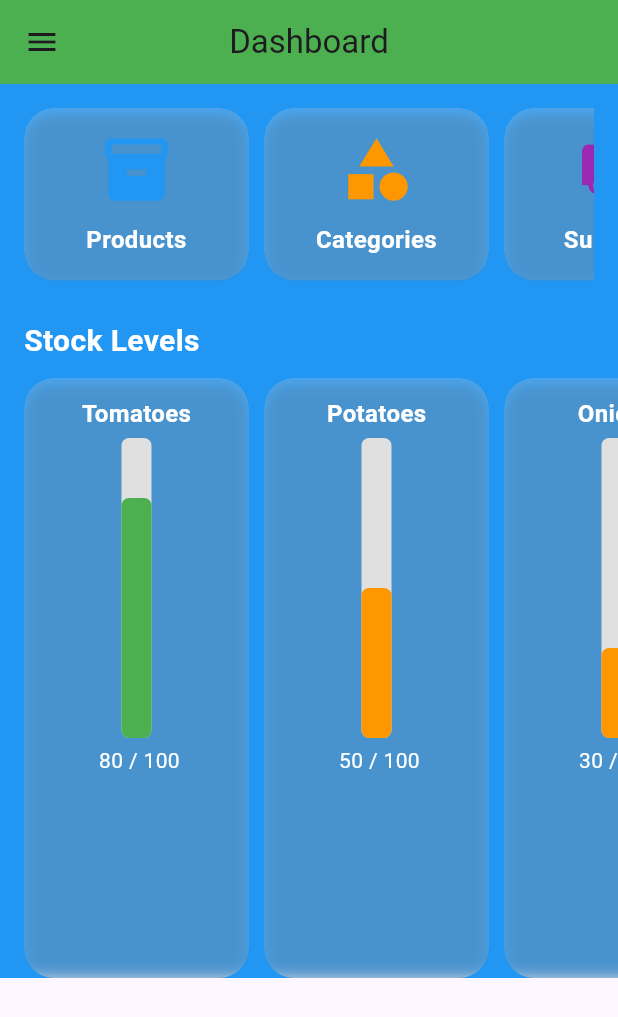
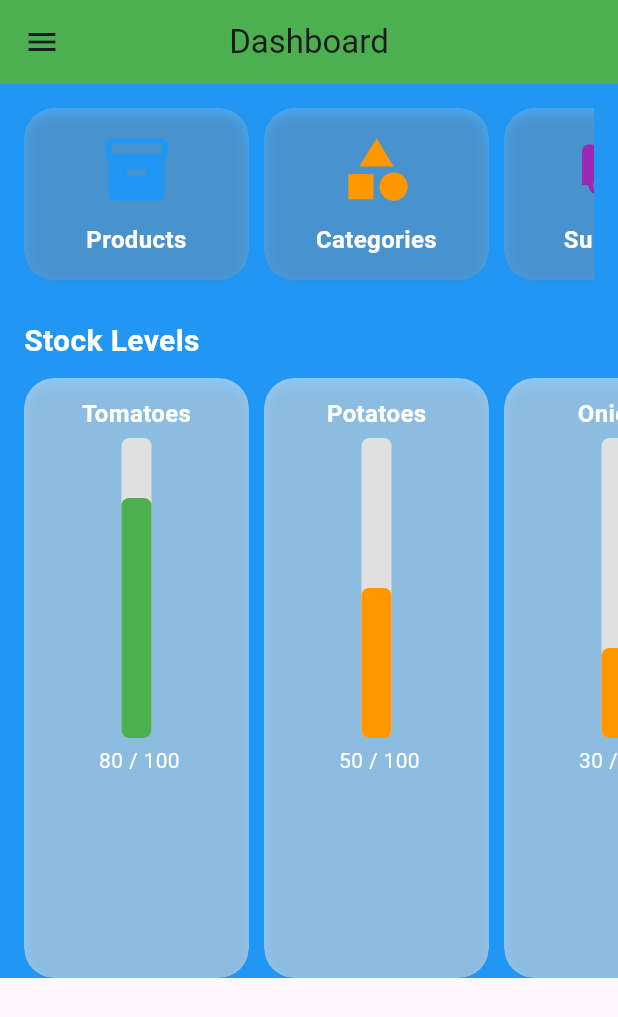
Before and after one commit to Sanka43/kitchen_inventory, a Flutter app: the DashboardScreen screen opened directly, on a phone screen of 412 x 824 dp. Shown: the top 1017 px of the screen. Run offline on Flutter 3.47's test engine with Material 3 defaults, Android fonts, the phone set to English and light mode, and no system bars; our stand-ins replace shared_preferences; accounts and stored records are empty.

Commit message:
dash board 3

```diff
--- a/lib/screens/dashboard_screen.dart
+++ b/lib/screens/dashboard_screen.dart
@@ -1,5 +1,4 @@
 import 'package:flutter/material.dart';
-import 'dart:ui';
 
 class DashboardScreen extends StatelessWidget {
   final List<Map<String, dynamic>> stockItems = [
@@ -65,8 +64,7 @@ class DashboardScreen extends StatelessWidget {
         ),
       ),
       body: Container(
-        decoration: BoxDecoration(
-            color: Colors.blue),
+        color: Colors.blue, // Set the solid color background (blue here)
         child: SingleChildScrollView(
           child: Column(
             crossAxisAlignment: CrossAxisAlignment.start,
@@ -129,8 +127,6 @@ class DashboardScreen extends StatelessWidget {
       margin: EdgeInsets.only(right: 10),
       child: ClipRRect(
         borderRadius: BorderRadius.circular(20), // Rounding corners
-        child: BackdropFilter(
-          filter: ImageFilter.blur(sigmaX: 5.0, sigmaY: 5.0),
         child: Container(
           decoration: BoxDecoration(
             color: Colors.white.withOpacity(0.2), // Transparent background
@@ -167,7 +163,6 @@ class DashboardScreen extends StatelessWidget {
           ),
         ),
       ),
-      ),
     );
   }
 
@@ -184,11 +179,9 @@ class DashboardScreen extends StatelessWidget {
       margin: EdgeInsets.only(right: 10),
       child: ClipRRect(
         borderRadius: BorderRadius.circular(20),
-        child: BackdropFilter(
-          filter: ImageFilter.blur(sigmaX: 5.0, sigmaY: 5.0),
         child: Container(
           decoration: BoxDecoration(
-              color: Colors.white.withOpacity(0.2), // Transparent background
+            color: Colors.white.withOpacity(0.5), // Transparent background
             borderRadius: BorderRadius.circular(20),
             boxShadow: [
               BoxShadow(
@@ -253,7 +246,6 @@ class DashboardScreen extends StatelessWidget {
           ),
         ),
       ),
-      ),
     );
   }
 
```
Lines whose indentation alone changed are shown as unchanged.
